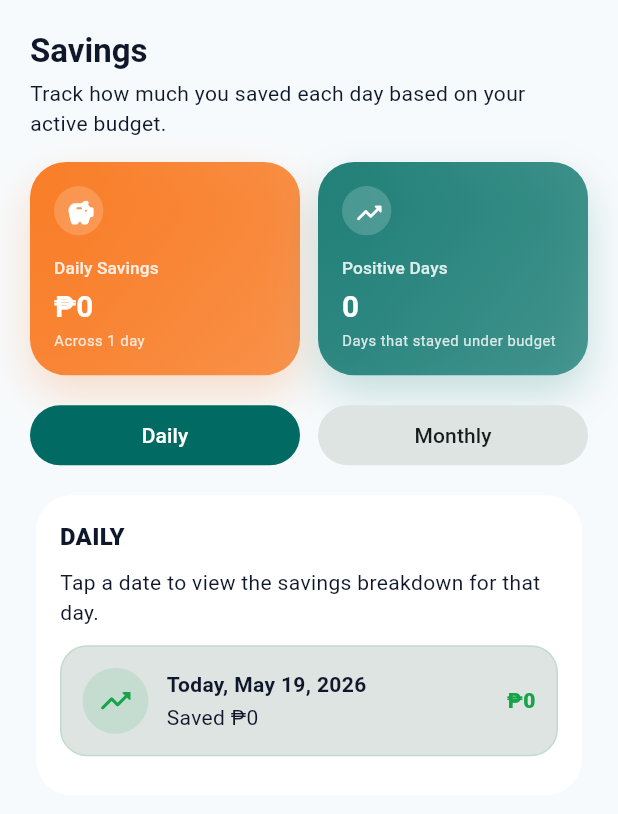
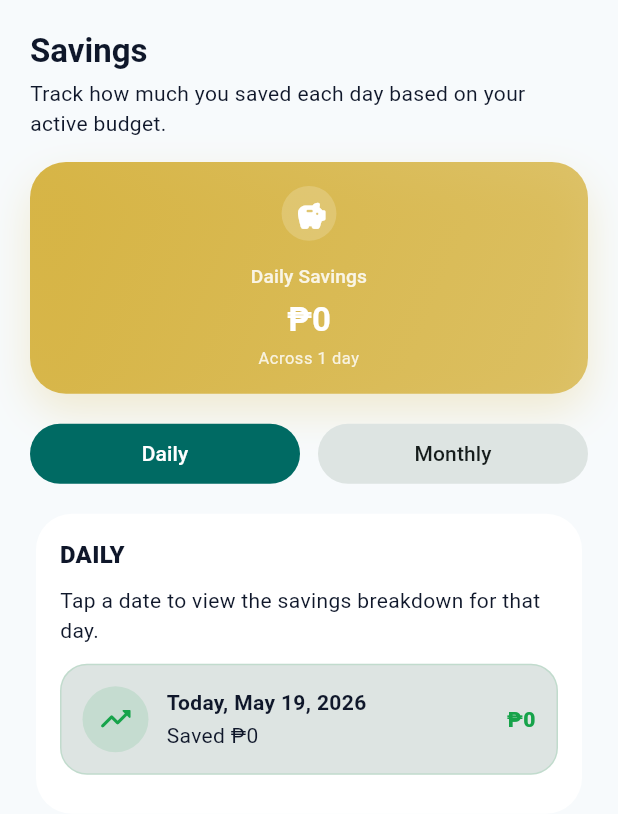
Before and after one commit to cjaayy/Budget-Buddy, a Flutter app: the SavingsScreen screen opened directly, on a phone screen of 412 x 824 dp. Shown: the top 814 px of the screen. Run offline on Flutter 3.47's test engine with Material 3 defaults, Android fonts, the phone set to English and light mode, and no system bars; our stand-ins replace fl_chart, flutter_local_notifications, flutter_riverpod, hive_flutter, share_plus, shared_preferences; accounts and stored records are empty.

Commit message:
feat: add centerContent option to BudgetMetricCard for improved layout flexibility

```diff
--- a/lib/core/widgets/budget_cards.dart
+++ b/lib/core/widgets/budget_cards.dart
@@ -9,6 +9,7 @@ class BudgetMetricCard extends StatelessWidget {
     required this.color,
     this.subtitle,
     this.onTap,
+    this.centerContent = false,
   });
 
   final String label;
@@ -17,6 +18,7 @@ class BudgetMetricCard extends StatelessWidget {
   final Color color;
   final String? subtitle;
   final VoidCallback? onTap;
+  final bool centerContent;
 
   @override
   Widget build(BuildContext context) {
@@ -67,9 +69,14 @@ class BudgetMetricCard extends StatelessWidget {
                     width: contentWidth,
                     child: Column(
                       mainAxisSize: MainAxisSize.min,
-                      crossAxisAlignment: CrossAxisAlignment.start,
+                      crossAxisAlignment: centerContent
+                          ? CrossAxisAlignment.center
+                          : CrossAxisAlignment.start,
                       children: <Widget>[
                         Row(
+                          mainAxisAlignment: centerContent
+                              ? MainAxisAlignment.center
+                              : MainAxisAlignment.start,
                           children: <Widget>[
                             Container(
                               width: iconBoxSize,
@@ -81,6 +88,7 @@ class BudgetMetricCard extends StatelessWidget {
                               child: Icon(icon,
                                   size: iconSize, color: Colors.white),
                             ),
+                            if (!centerContent) ...<Widget>[
                               const Spacer(),
                               if (onTap != null)
                                 Row(
@@ -101,10 +109,12 @@ class BudgetMetricCard extends StatelessWidget {
                                     Icon(
                                       Icons.chevron_right_rounded,
                                       size: compact ? 18 : 20,
-                                    color: Colors.white.withValues(alpha: 0.88),
+                                      color:
+                                          Colors.white.withValues(alpha: 0.88),
                                     ),
                                   ],
                                 ),
+                            ],
                           ],
                         ),
                         SizedBox(height: topGap),
@@ -112,6 +122,9 @@ class BudgetMetricCard extends StatelessWidget {
                           label,
                           maxLines: 1,
                           overflow: TextOverflow.ellipsis,
+                          textAlign: centerContent
+                              ? TextAlign.center
+                              : TextAlign.start,
                           style: (compact
                                   ? Theme.of(context).textTheme.labelMedium
                                   : Theme.of(context).textTheme.labelLarge)
@@ -123,6 +136,9 @@ class BudgetMetricCard extends StatelessWidget {
                           value,
                           maxLines: 1,
                           overflow: TextOverflow.ellipsis,
+                          textAlign: centerContent
+                              ? TextAlign.center
+                              : TextAlign.start,
                           style: (compact
                                   ? Theme.of(context).textTheme.titleMedium
                                   : Theme.of(context).textTheme.headlineSmall)
@@ -137,6 +153,9 @@ class BudgetMetricCard extends StatelessWidget {
                             subtitle!,
                             maxLines: 1,
                             overflow: TextOverflow.ellipsis,
+                            textAlign: centerContent
+                                ? TextAlign.center
+                                : TextAlign.start,
                             style: (compact
                                     ? Theme.of(context).textTheme.bodySmall
                                     : Theme.of(context).textTheme.bodySmall)
@@ -149,7 +168,9 @@ class BudgetMetricCard extends StatelessWidget {
                         if (onTap != null) ...<Widget>[
                           SizedBox(height: compact ? 8 : 12),
                           Align(
-                            alignment: Alignment.centerLeft,
+                            alignment: centerContent
+                                ? Alignment.center
+                                : Alignment.centerLeft,
                             child: TextButton.icon(
                               onPressed: onTap,
                               style: TextButton.styleFrom(
--- a/lib/features/savings/savings_screen.dart
+++ b/lib/features/savings/savings_screen.dart
@@ -24,8 +24,6 @@ class _SavingsScreenState extends ConsumerState<SavingsScreen> {
     final List<DailyRecord> records = _sortedRecords(state.dailyRecords);
     final List<DateTime> availableMonths = _availableMonths(records);
     final double netSavings = _sectionNetSavings(records, _activeSection);
-    final int positiveDayCount =
-        records.where((DailyRecord record) => record.savings > 0).length;
 
     return Scaffold(
       body: SafeArea(
@@ -44,10 +42,7 @@ class _SavingsScreenState extends ConsumerState<SavingsScreen> {
                 child: ListView(
                   padding: EdgeInsets.zero,
                   children: <Widget>[
-                    Row(
-                      children: <Widget>[
-                        Expanded(
-                          child: BudgetMetricCard(
+                    BudgetMetricCard(
                       label: _activeSection == SavingsSection.daily
                           ? 'Daily Savings'
                           : 'Monthly Savings',
@@ -56,20 +51,8 @@ class _SavingsScreenState extends ConsumerState<SavingsScreen> {
                           ? 'Across ${records.length} day${records.length == 1 ? '' : 's'}'
                           : 'Across ${availableMonths.length} month${availableMonths.length == 1 ? '' : 's'}',
                       icon: Icons.savings_rounded,
-                            color: const Color(0xFFF97316),
-                          ),
-                        ),
-                        const SizedBox(width: 12),
-                        Expanded(
-                          child: BudgetMetricCard(
-                            label: 'Positive Days',
-                            value: positiveDayCount.toString(),
-                            subtitle: 'Days that stayed under budget',
-                            icon: Icons.trending_up_rounded,
-                            color: const Color(0xFF0F766E),
-                          ),
-                        ),
-                      ],
+                      color: const Color(0xFFD4AF37),
+                      centerContent: true,
                     ),
                     const SizedBox(height: 16),
                     Row(
```
Lines whose indentation alone changed are shown as unchanged.
